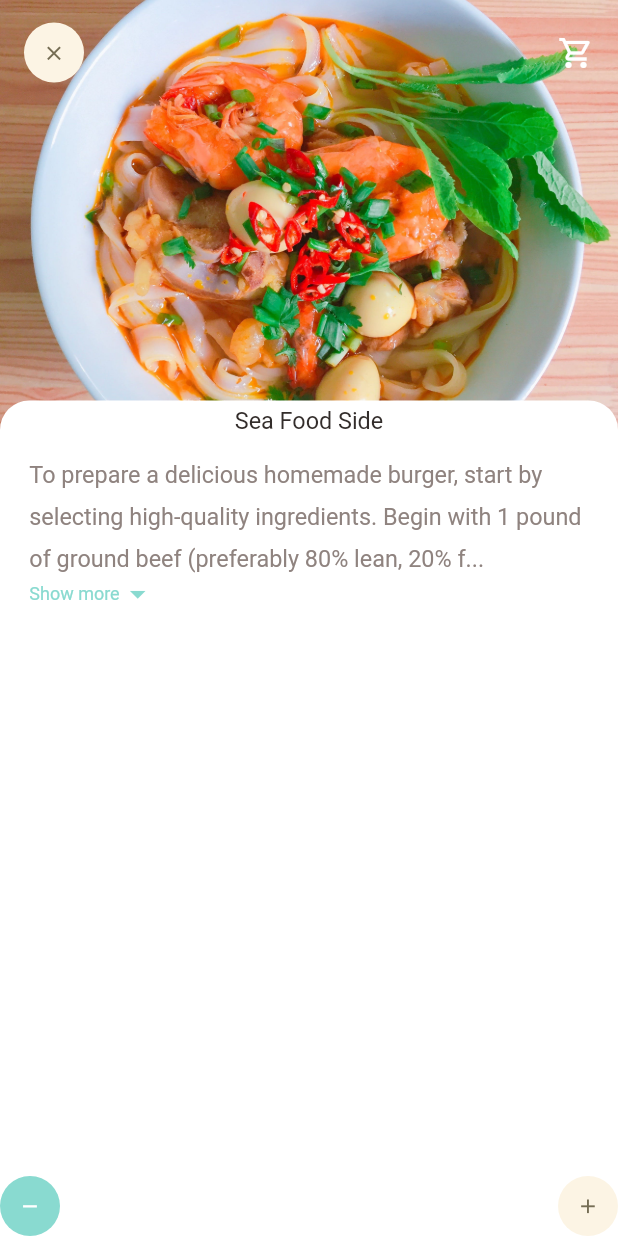
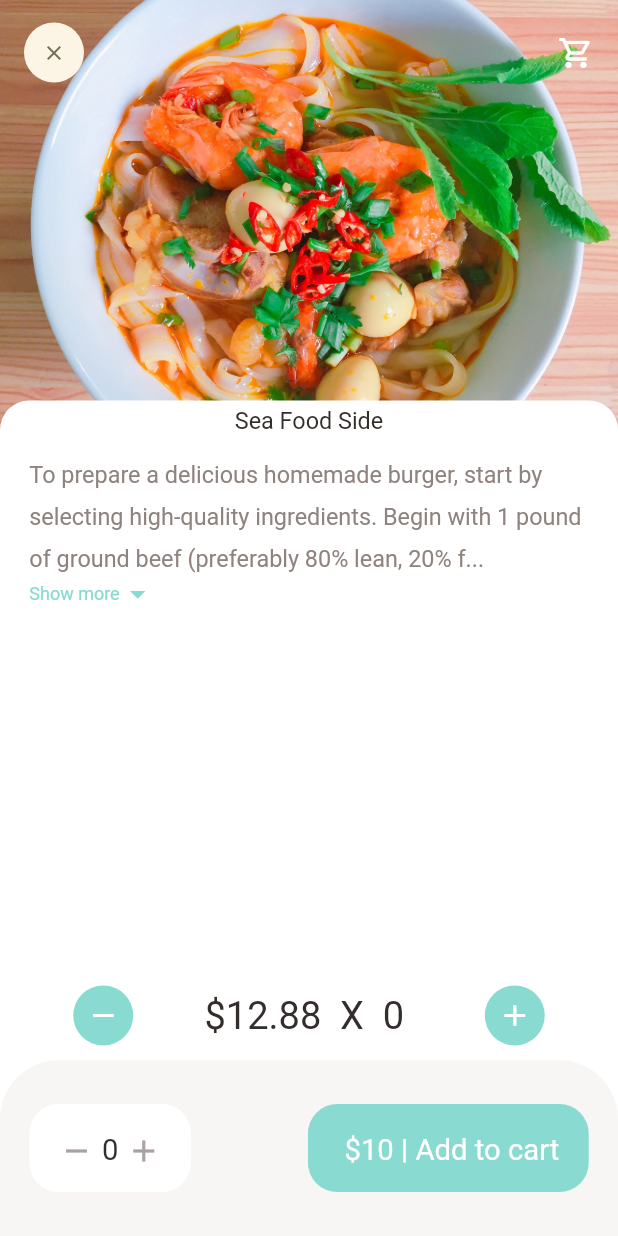
Before and after one commit to HussnainProg/SEProject, a Flutter app: the screen it shows after launch, on a phone screen of 412 x 824 dp. Run offline on Flutter 3.47's test engine with Material 2 defaults, Android fonts, the light colour scheme and no system bars; our stand-ins replace dots_indicator, get.

Commit message:
Recommended_Food_Details

```diff
--- a/foodmanagementsystem/lib/pages/food/recommended_food_detail.dart
+++ b/foodmanagementsystem/lib/pages/food/recommended_food_detail.dart
@@ -57,7 +57,8 @@ class RecommendedFoodDetail extends StatelessWidget {
                 child: ExpandableTextWidget(
                     text:
                         "To prepare a delicious homemade burger, start by selecting high-quality ingredients. Begin with 1 pound of ground beef (preferably 80% lean, 20% fat) for that juicy flavor. In a mixing bowl, season the beef with salt, pepper, and any desired spices like garlic powder or onion powder. Gently combine the ingredients, being careful not to overmix, as it can result in a tougher texture.Divide the seasoned beef into equal portions and shape them into burger patties. Heat a grill or stovetop pan over medium-high heat and cook the patties to your preferred doneness, usually 3-4 minutes per side for medium. Just before they're done, add a slice of your favorite cheese to each patty and let it melt. While the patties are cooking, prepare the burger fixings. Toast the burger buns on the grill or in a toaster for a crispy texture. Spread a generous amount of mayonnaise, ketchup, or mustard on the bottom half of each bun. Layer fresh lettuce, tomato slices, and red onion rings on top. Once the patties are cooked and the cheese is melted, carefully transfer them onto the prepared buns. Add any additional toppings you desire, such as pickles, bacon, or avocado slices. Finally, place the top half of the bun on top, press gently to hold everything together, and your mouthwatering homemade burger is ready to be savored. Serve with your favorite side dishes and enjoy this delightful culinary creation!"),
-                margin: EdgeInsets.only(left: Dimensions.width20,right: Dimensions.width20),
+                margin: EdgeInsets.only(
+                    left: Dimensions.width20, right: Dimensions.width20),
               )
             ],
           ))
@@ -66,13 +67,93 @@ class RecommendedFoodDetail extends StatelessWidget {
       bottomNavigationBar: Column(
         mainAxisSize: MainAxisSize.min,
         children: [
-          Row(
-            mainAxisAlignment: MainAxisAlignment.spaceBetween,
-            children: [
-              AppIcon(iconColor: Colors.white,backgroundColor: AppColors.mainColor,icon: Icons.remove),
-              AppIcon(icon: Icons.add)
-            ],
-          )
+          Container(
+            padding: EdgeInsets.only(
+              left: Dimensions.width20 * 2.5,
+              right: Dimensions.width20 * 2.5,
+              top: Dimensions.height10,
+              bottom: Dimensions.height10,
+            ),
+            child: Row(
+              mainAxisAlignment: MainAxisAlignment.spaceBetween,
+              children: [
+                AppIcon(
+                    iconSize: Dimensions.iconSize24,
+                    iconColor: Colors.white,
+                    backgroundColor: AppColors.mainColor,
+                    icon: Icons.remove),
+                BigText(
+                  text: "\$12.88 " + " X " + " 0 ",
+                  color: AppColors.mainBlackColor,
+                  size: Dimensions.font26,
+                ),
+                AppIcon(
+                    iconSize: Dimensions.iconSize24,
+                    iconColor: Colors.white,
+                    backgroundColor: AppColors.mainColor,
+                    icon: Icons.add),
+              ],
+            ),
+          ),
+          Container(
+            height: Dimensions.bottomHeightBar,
+            padding: EdgeInsets.only(
+                top: Dimensions.height30,
+                bottom: Dimensions.height30,
+                left: Dimensions.width20,
+                right: Dimensions.width20),
+            decoration: BoxDecoration(
+                color: AppColors.buttonBackgroundColor,
+                borderRadius: BorderRadius.only(
+                  topLeft: Radius.circular(Dimensions.radius20 * 2),
+                  topRight: Radius.circular(Dimensions.radius20 * 2),
+                )),
+            child: Row(
+              mainAxisAlignment: MainAxisAlignment.spaceBetween,
+              children: [
+                Container(
+                  padding: EdgeInsets.only(
+                      top: Dimensions.height20,
+                      bottom: Dimensions.height20,
+                      left: Dimensions.width20,
+                      right: Dimensions.width20),
+                  decoration: BoxDecoration(
+                      borderRadius: BorderRadius.circular(Dimensions.radius20),
+                      color: Colors.white),
+                  child: Row(
+                    children: [
+                      Icon(
+                        Icons.remove,
+                        color: AppColors.signColor,
+                      ),
+                      SizedBox(width: Dimensions.width10 / 2),
+                      BigText(text: "0"),
+                      SizedBox(width: Dimensions.width10 / 2),
+                      Icon(
+                        Icons.add,
+                        color: AppColors.signColor,
+                      ),
+                    ],
+                  ),
+                ),
+                Container(
+                  padding: EdgeInsets.only(
+                      top: Dimensions.height20,
+                      bottom: Dimensions.height20,
+                      left: Dimensions.width20,
+                      right: Dimensions.width20),
+                  child: BigText(
+                    text: " \$10 | Add to cart",
+                    color: Colors.white,
+                  ),
+                  decoration: BoxDecoration(
+                    borderRadius: BorderRadius.circular(Dimensions.radius20),
+                    color: AppColors.mainColor,
+                  ),
+                ),
+              ],
+            ),
+          ),
         ],
       ),
     );
--- a/foodmanagementsystem/lib/widgets/app_icon.dart
+++ b/foodmanagementsystem/lib/widgets/app_icon.dart
@@ -6,12 +6,15 @@ class AppIcon extends StatelessWidget {
   final Color backgroundColor;
   final Color iconColor;
   final double size;
-  AppIcon({Key? key,
+  final double iconSize;
+  AppIcon({
+    Key? key,
     required this.icon,
     this.backgroundColor = const Color(0xFFfcf4e4),
     this.iconColor = const Color(0xFF756d54),
     this.size = 40,
-    }): super(key: key);
+    this.iconSize = 16,
+  }) : super(key: key);
 
   @override
   Widget build(BuildContext context) {
@@ -19,13 +22,13 @@ class AppIcon extends StatelessWidget {
       width: size,
       height: size,
       decoration: BoxDecoration(
-        borderRadius: BorderRadius.circular(size/2),
+        borderRadius: BorderRadius.circular(size / 2),
         color: backgroundColor,
       ),
       child: Icon(
         icon,
         color: iconColor,
-        size: Dimensions.iconSize16,
+        size: iconSize,
       ),
     );
   }
```
